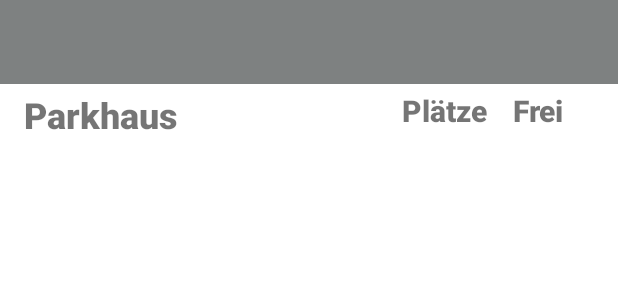
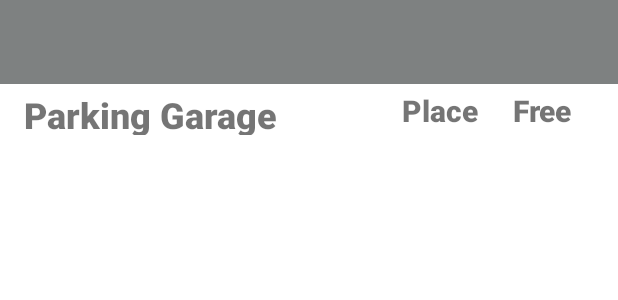
Before and after one commit to fossabot/ParkenUlm, an Android app: the layout activity_main.xml on its own in the app's theme, with its tools: preview values and no code run, on a phone screen of 412 x 824 dp. Shown: the top 300 px of the screen. Run offline under Robolectric (Android 15) with nearby library versions, the phone set to English and light mode, and no system bars.

Commit message:
code cleanup & finializations

```diff
--- a/app/build.gradle
+++ b/app/build.gradle
@@ -26,10 +26,10 @@ android {
         sourceCompatibility JavaVersion.VERSION_1_8
         targetCompatibility JavaVersion.VERSION_1_8
     }
+    buildToolsVersion '33.0.0'
 }
 
 dependencies {
-
     implementation 'androidx.appcompat:appcompat:1.5.1'
     implementation 'com.google.android.material:material:1.7.0'
     implementation 'androidx.constraintlayout:constraintlayout:2.1.4'
--- a/app/src/main/res/layout/activity_main.xml
+++ b/app/src/main/res/layout/activity_main.xml
@@ -1,6 +1,5 @@
 <?xml version="1.0" encoding="utf-8"?>
-<androidx.constraintlayout.widget.ConstraintLayout
-    xmlns:android="http://schemas.android.com/apk/res/android"
+<androidx.constraintlayout.widget.ConstraintLayout xmlns:android="http://schemas.android.com/apk/res/android"
     xmlns:app="http://schemas.android.com/apk/res-auto"
     xmlns:tools="http://schemas.android.com/tools"
     android:layout_width="match_parent"
@@ -25,7 +24,7 @@
         android:layout_marginStart="16dp"
         android:layout_marginTop="4dp"
         android:fontFamily="sans-serif-black"
-        android:text="Parkhaus"
+        android:text="@string/parking_garage"
         android:textSize="24sp"
         android:textStyle="bold"
         app:layout_constraintStart_toStartOf="parent"
@@ -38,7 +37,7 @@
         android:layout_marginTop="4dp"
         android:layout_marginEnd="14dp"
         android:fontFamily="sans-serif-black"
-        android:text="Plätze"
+        android:text="@string/places"
         android:textSize="20sp"
         android:textStyle="bold"
         app:layout_constraintEnd_toStartOf="@+id/free"
@@ -51,7 +50,7 @@
         android:layout_marginTop="4dp"
         android:layout_marginEnd="20dp"
         android:fontFamily="sans-serif-black"
-        android:text="Frei"
+        android:text="@string/frei"
         android:textSize="20sp"
         android:textStyle="bold"
         app:layout_constraintEnd_toEndOf="parent"
@@ -76,15 +75,4 @@
             tools:context=".MainActivity" />
 
     </androidx.swiperefreshlayout.widget.SwipeRefreshLayout>
-    <!--
-            <ListView
-                android:id="@+id/ParkhausList"
-                android:layout_width="match_parent"
-                android:layout_height="wrap_content"
-                app:layout_constraintEnd_toEndOf="parent"
-                app:layout_constraintHorizontal_bias="0.0"
-                app:layout_constraintStart_toStartOf="@id/parkhaus"
-                app:layout_constraintTop_toBottomOf="@+id/parkhaus"
-                tools:context=".MainActivity" /> -->
-
 </androidx.constraintlayout.widget.ConstraintLayout>
--- a/app/src/main/res/layout/ph_list_view_item.xml
+++ b/app/src/main/res/layout/ph_list_view_item.xml
@@ -12,7 +12,6 @@
         android:layout_marginStart="16dp"
         android:fontFamily="sans-serif"
         android:gravity="center_vertical"
-        android:text="name"
         android:textSize="20sp"
         app:layout_constraintBottom_toBottomOf="parent"
         app:layout_constraintStart_toStartOf="parent"
@@ -24,7 +23,6 @@
         android:layout_height="50dp"
         android:layout_marginEnd="24dp"
         android:gravity="center"
-        android:text="Plaetze"
         android:textSize="20sp"
         app:layout_constraintBottom_toBottomOf="parent"
         app:layout_constraintEnd_toStartOf="@+id/ParkhausListItemFreiePlaetze"
@@ -36,7 +34,6 @@
         android:layout_height="50dp"
         android:layout_marginEnd="24dp"
         android:gravity="center"
-        android:text="free"
         android:textSize="20sp"
         app:layout_constraintBottom_toBottomOf="parent"
         app:layout_constraintEnd_toEndOf="parent"
```
Also changed, not shown: app/src/main/java/development/parkenulm/MainActivity.java (+4 -21 lines), app/src/main/java/development/parkenulm/ParkhausDB.java (+0 -13 lines), app/src/main/java/development/parkenulm/ParkhausListAdapter.java (+18 -29 lines).
